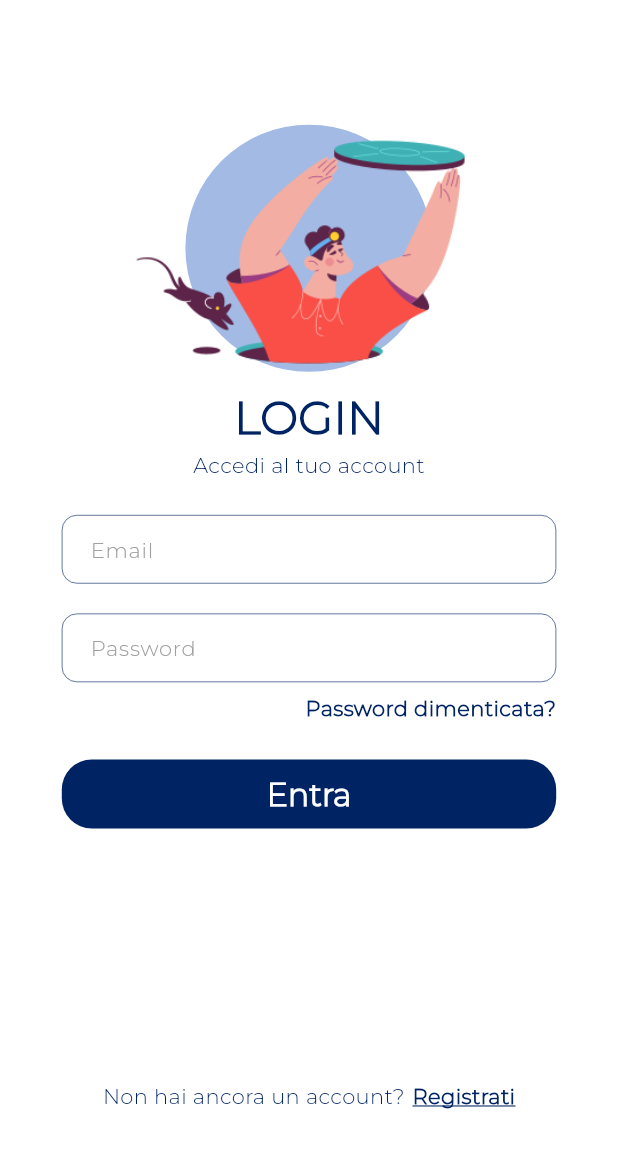
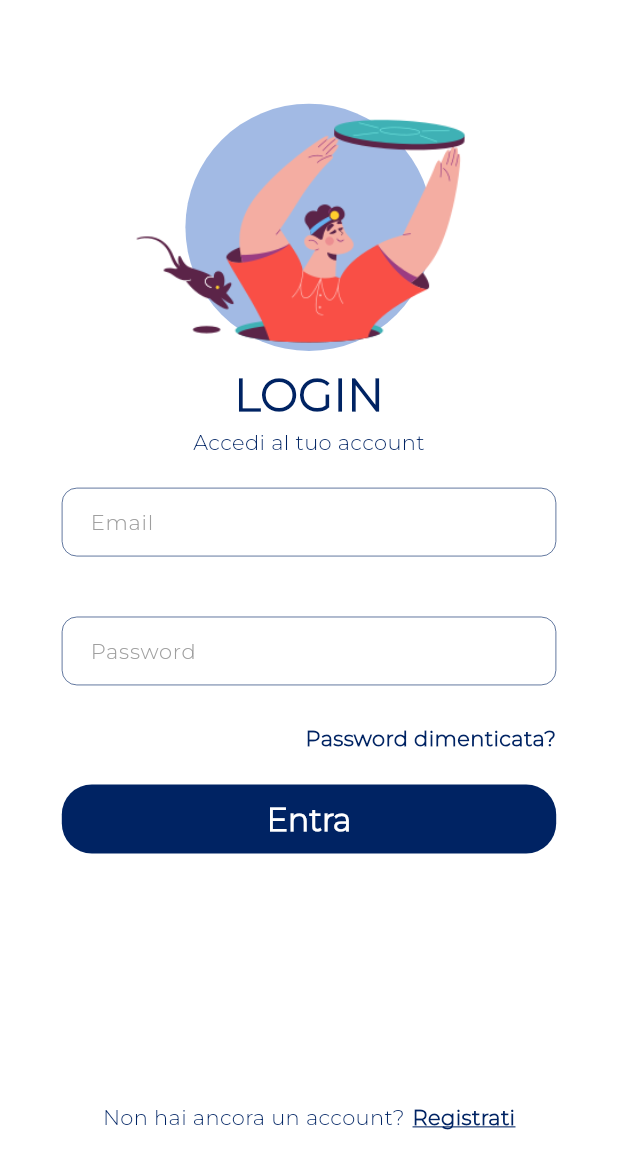
Before and after one commit to Geremia98/MGSApp, a Flutter app: the screen it shows after launch, on a phone screen of 412 x 824 dp. Shown: the top 1169 px of the screen. Run offline on Flutter 3.47's test engine with Material 3 defaults, Android fonts, the phone set to English and light mode, and no system bars; our stand-ins replace cloud_firestore, cloud_functions, dotted_border, firebase_auth, firebase_core, firebase_storage and 4 more; missing offline and left inert: dart:ffi, flutter_stripe; accounts and stored records are empty; project files that could hold a hidden picture were left out.

Commit message:
Fix display error behavior

```diff
--- a/lib/widgets/text_field.dart
+++ b/lib/widgets/text_field.dart
@@ -58,7 +58,7 @@ Widget buildTextField(
         height: labelText.isNotEmpty ? 10 : 0,
       ),
       SizedBox(
-        //height: maxLines == 1 ? showError ? appConfig.getHeight() * 8 : appConfig.getHeight() * 5 : appConfig.getHeight() * 15,
+        height: maxLines == 1 ? appConfig.getHeight() * 8 : appConfig.getHeight() * 15,
         child: TextFormField(
           keyboardType: textInputType,
           validator: validator,
```
